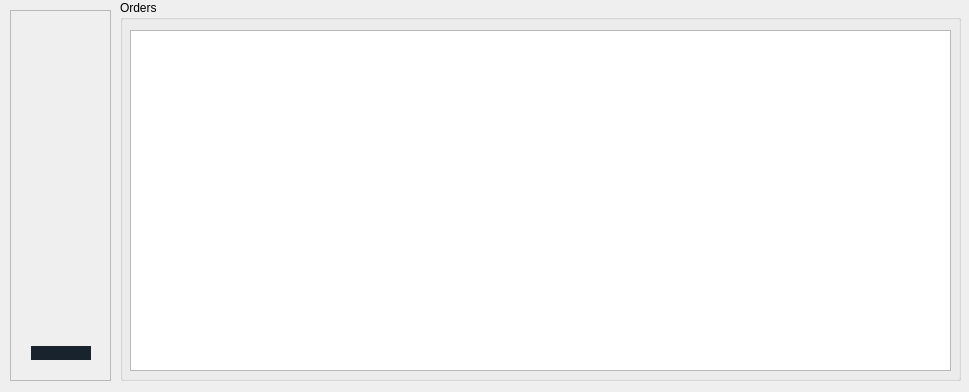
The window that mainwindow.ui (0x000N3X4N/HomeApplianceService) describes before a commit, drawn with Qt 5.
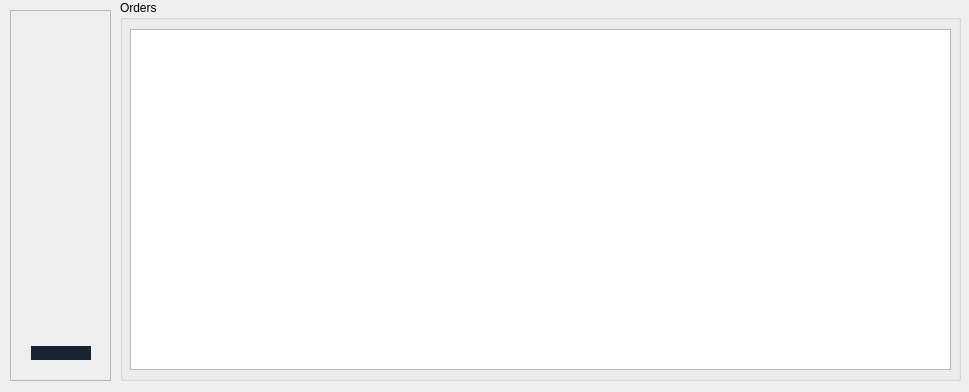
The same window after the commit. Icons and pictures are not drawn.

Patch:
```diff
--- a/mainwindow.ui
+++ b/mainwindow.ui
@@ -195,7 +195,7 @@
      <property name="geometry">
       <rect>
        <x>10</x>
-       <y>30</y>
+       <y>29</y>
        <width>821</width>
        <height>341</height>
       </rect>
```
